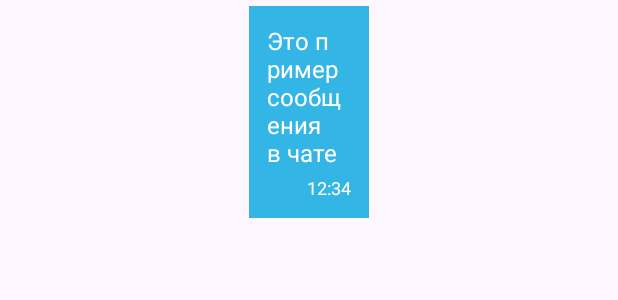
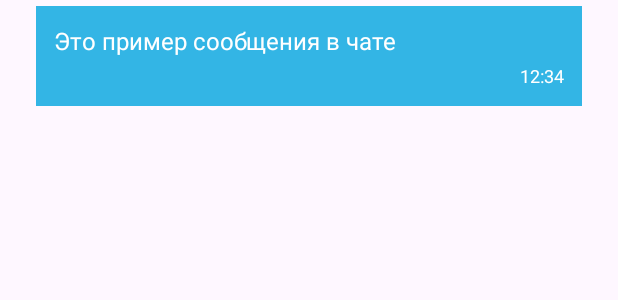
Before and after one commit to ilyapopov24/LiveCodingApp, an Android app: the layout item_chat_message.xml on its own in the app's theme, with its tools: preview values and no code run, on a phone screen of 412 x 824 dp. Shown: the top 300 px of the screen. Run offline under Robolectric (Android 15) with nearby library versions, the phone set to English and light mode, and no system bars; network calls fail.

Commit message:
Refactor chat UI: messages now take full width with proper positioning

```diff
--- a/presentation/src/main/res/layout/item_chat_message.xml
+++ b/presentation/src/main/res/layout/item_chat_message.xml
@@ -12,11 +12,11 @@
 
     <androidx.constraintlayout.widget.ConstraintLayout
         android:id="@+id/constraintLayoutMessage"
-        android:layout_width="wrap_content"
+        android:layout_width="0dp"
         android:layout_height="wrap_content"
         android:background="@android:color/holo_blue_light"
-        android:maxWidth="280dp"
-        android:minWidth="80dp"
+        android:layout_marginStart="16dp"
+        android:layout_marginEnd="16dp"
         android:padding="12dp"
         app:layout_constraintEnd_toEndOf="parent"
         app:layout_constraintStart_toStartOf="parent"
```
Also changed, not shown: presentation/src/main/java/android/mentor/presentation/ui/ChatAdapter.kt (+13 -0 lines), 2 other files.
